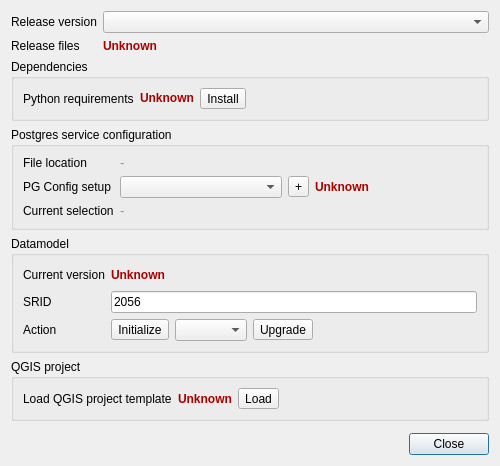
teksi/wastewater_old, file ui/qgepdatamodeldialog.ui: the form before one commit.
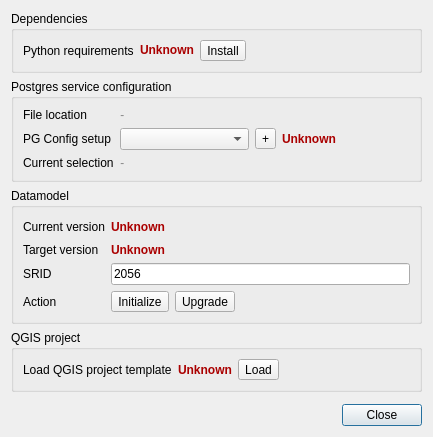
The form after the commit.

The edit to the form file:
```diff
--- a/ui/qgepdatamodeldialog.ui
+++ b/ui/qgepdatamodeldialog.ui
@@ -6,24 +6,14 @@
    <rect>
     <x>0</x>
     <y>0</y>
-    <width>500</width>
-    <height>388</height>
+    <width>433</width>
+    <height>424</height>
    </rect>
   </property>
   <property name="windowTitle">
    <string>Datamodel tool</string>
   </property>
   <layout class="QFormLayout" name="formLayout_5">
-   <item row="0" column="0">
-    <widget class="QLabel" name="label_4">
-     <property name="text">
-      <string>Release version</string>
-     </property>
-    </widget>
-   </item>
-   <item row="0" column="1">
-    <widget class="QComboBox" name="releaseVersionComboBox"/>
-   </item>
    <item row="2" column="0" colspan="2">
     <widget class="QGroupBox" name="groupBox">
      <property name="title">
@@ -197,28 +187,28 @@
         </item>
        </layout>
       </item>
-      <item row="1" column="0">
+      <item row="2" column="0">
        <widget class="QLabel" name="label_12">
         <property name="text">
          <string>SRID</string>
         </property>
        </widget>
       </item>
-      <item row="1" column="1">
+      <item row="2" column="1">
        <widget class="QLineEdit" name="sridLineEdit">
         <property name="text">
          <string>2056</string>
         </property>
        </widget>
       </item>
-      <item row="2" column="0">
+      <item row="3" column="0">
        <widget class="QLabel" name="label_7">
         <property name="text">
          <string>Action</string>
         </property>
        </widget>
       </item>
-      <item row="2" column="1">
+      <item row="3" column="1">
        <layout class="QHBoxLayout" name="horizontalLayout">
         <item>
          <widget class="QToolButton" name="initializeButton">
@@ -227,9 +217,6 @@
           </property>
          </widget>
         </item>
-        <item>
-         <widget class="QComboBox" name="targetVersionComboBox"/>
-        </item>
         <item>
          <widget class="QToolButton" name="versionUpgradeButton">
           <property name="text">
@@ -252,6 +239,24 @@
         </item>
        </layout>
       </item>
+      <item row="1" column="0">
+       <widget class="QLabel" name="label_2">
+        <property name="text">
+         <string>Target version</string>
+        </property>
+       </widget>
+      </item>
+      <item row="1" column="1">
+       <widget class="QLabel" name="targetVersionLabel">
+        <property name="styleSheet">
+         <string notr="true">color: rgb(170, 0, 0);
+font-weight: bold;</string>
+        </property>
+        <property name="text">
+         <string>Unknown</string>
+        </property>
+       </widget>
+      </item>
      </layout>
     </widget>
    </item>
@@ -329,27 +334,6 @@
      </property>
     </spacer>
    </item>
-   <item row="1" column="0">
-    <widget class="QLabel" name="label_2">
-     <property name="text">
-      <string>Release files</string>
-     </property>
-    </widget>
-   </item>
-   <item row="1" column="1">
-    <widget class="QLabel" name="releaseCheckLabel">
-     <property name="styleSheet">
-      <string notr="true">color: rgb(170, 0, 0);
-font-weight: bold;</string>
-     </property>
-     <property name="text">
-      <string>Unknown</string>
-     </property>
-     <property name="textInteractionFlags">
-      <set>Qt::LinksAccessibleByMouse|Qt::TextSelectableByKeyboard|Qt::TextSelectableByMouse</set>
-     </property>
-    </widget>
-   </item>
   </layout>
  </widget>
  <resources/>
```
